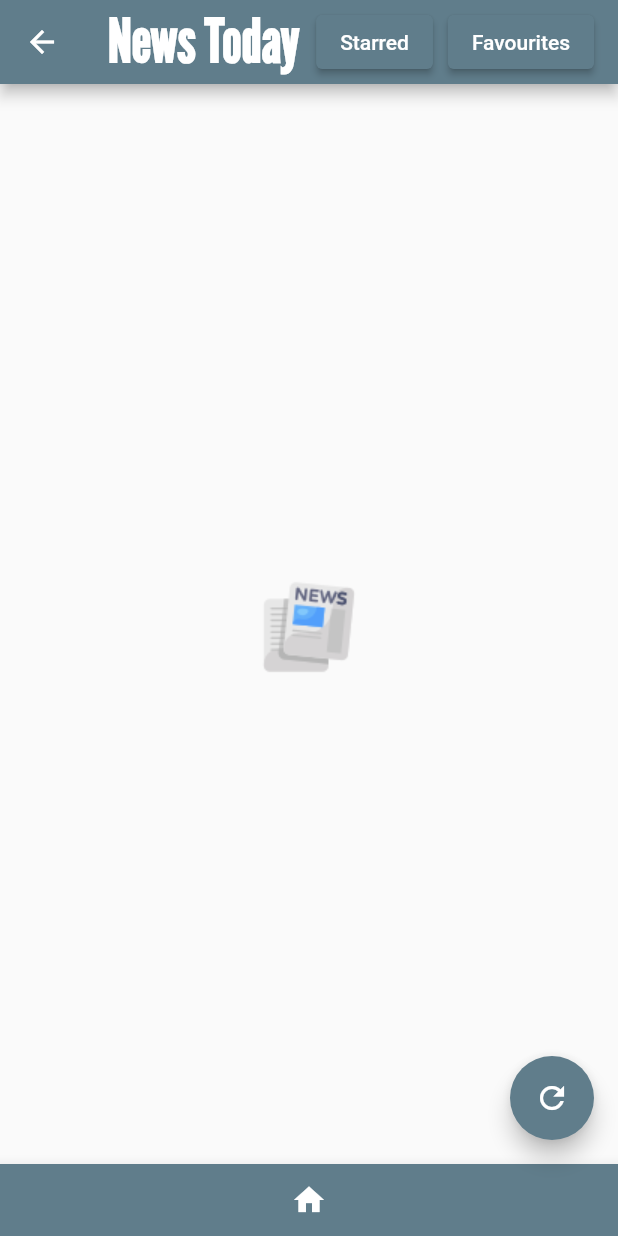
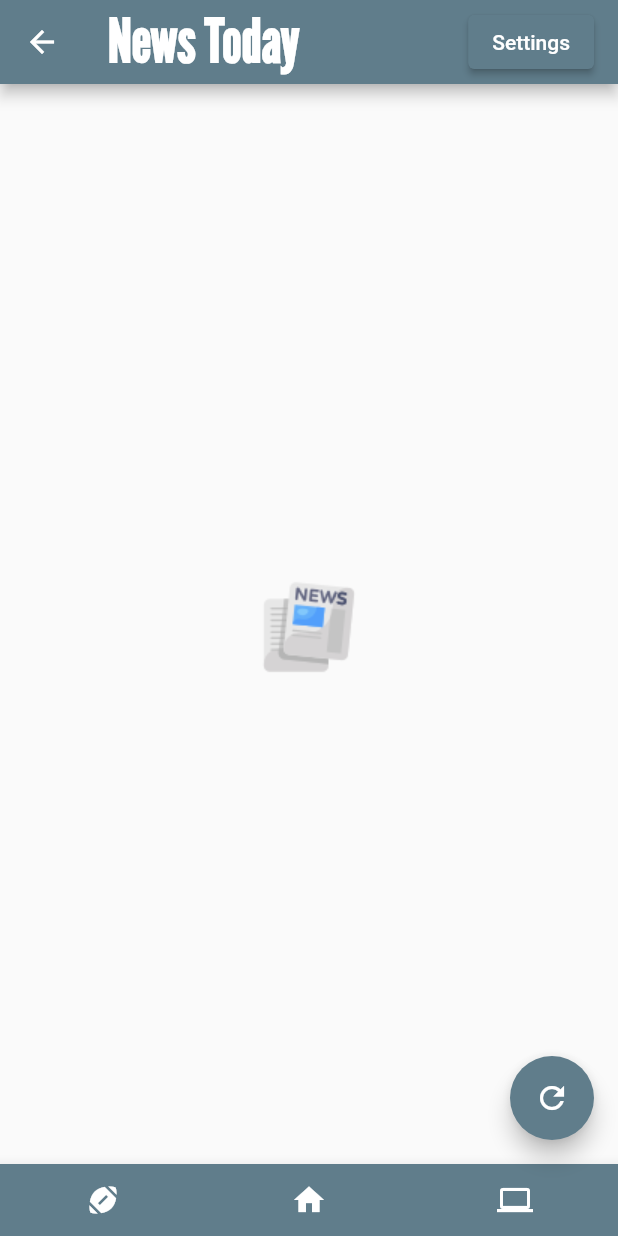
Before and after one commit to cc-dev-65535/flutter-mobile-application, a Flutter app: the MyHomePage screen opened by its route, on a phone screen of 412 x 824 dp. Run offline on Flutter 3.47's test engine with Material 2 defaults, Android fonts, the phone set to English and light mode, and no system bars; network calls fail; statements that could not run were skipped.

Commit message:
Fix code formatting

```diff
--- a/lib/main.dart
+++ b/lib/main.dart
@@ -6,6 +6,7 @@ import 'package:my_app/widget/news_list.dart';
 import 'package:my_app/utils/routes.dart';
 import 'package:my_app/widget/starred_page.dart';
 import 'package:my_app/widget/favourite_page.dart';
+import 'package:my_app/widget/settings_page.dart';
 import 'package:my_app/services/services.dart';
 import 'package:my_app/controllers/articles.dart';
 import 'package:my_app/models/newsItem.dart';
@@ -15,7 +16,8 @@ void main() {
   var controller = ArticleController(services);
 
   WidgetsFlutterBinding.ensureInitialized();
-  SystemChrome.setPreferredOrientations([DeviceOrientation.portraitUp, DeviceOrientation.portraitDown])
+  SystemChrome.setPreferredOrientations(
+          [DeviceOrientation.portraitUp, DeviceOrientation.portraitDown])
       .then((_) => runApp(
             MyApp(controller: controller),
           ));
@@ -34,9 +36,17 @@ class MyApp extends StatelessWidget {
         primarySwatch: Colors.blueGrey,
       ),
       routes: {
-        Routes.homePage: (context) => MyHomePage(title: 'News Today', controller: controller),//PageContainer(pageType: PageType.HomePage),
-        Routes.starredPage: (context) => StarredPage(title: 'Starred'),//PageContainer(pageType: PageType.FirstPage),
-        Routes.favouritePage: (context) => FavouritePage(title: 'Favourites'),//PageContainer(pageType: PageType.SecondPage),
+        Routes.homePage: (context) => MyHomePage(
+            title: 'News Today',
+            controller:
+                controller), //PageContainer(pageType: PageType.HomePage),
+        Routes.starredPage: (context) => StarredPage(
+            title: 'Starred'), //PageContainer(pageType: PageType.FirstPage),
+        Routes.favouritePage: (context) => FavouritePage(
+            title:
+                'Favourites'), //PageContainer(pageType: PageType.SecondPage),
+        Routes.settingsPage: (context) => SettingPage(
+            title: 'Settings'), //PageContainer(pageType: PageType.SecondPage),
       },
       //home: MyHomePage(title: 'News Today', controller: controller),
       initialRoute: Routes.homePage,
@@ -55,15 +65,18 @@ class MyHomePage extends StatefulWidget {
 }
 
 class _MyHomePageState extends State<MyHomePage> {
-
   bool isLoading = false;
   List<NewsItem> articles = [];
 
-  Widget get innerWidget => isLoading ? CircularProgressIndicator() : Expanded(child: NewsList(articles : articles));
+  Widget get innerWidget => isLoading
+      ? CircularProgressIndicator()
+      : Expanded(child: NewsList(articles: articles));
 
   void initState() {
     super.initState();
-    widget.controller.onSync.listen((bool syncState) => setState(() { isLoading = syncState; }));
+    widget.controller.onSync.listen((bool syncState) => setState(() {
+          isLoading = syncState;
+        }));
     _getArticles();
   }
 
@@ -78,26 +91,30 @@ class _MyHomePageState extends State<MyHomePage> {
       appBar: AppBar(
         title: Row(
           mainAxisAlignment: MainAxisAlignment.spaceBetween,
-          children: <Widget>[ Text(widget.title,
-            style: const TextStyle(fontWeight: FontWeight.bold,
+          children: <Widget>[
+            Text(
+              widget.title,
+              style: const TextStyle(
+                fontWeight: FontWeight.bold,
                 fontFamily: 'LeagueGothic',
-              fontSize: 40,),
+                fontSize: 40,
+              ),
             ),
             Row(
               mainAxisAlignment: MainAxisAlignment.start,
               children: <Widget>[
-                Container(
-                  margin: EdgeInsets.fromLTRB(0,0,10.0,0),
-                  child: ElevatedButton(
-                    onPressed: () => Navigator.pushNamed(context, Routes.starredPage),
-                    child: Text("Starred")
-                  )),
+                // Container(
+                //     margin: EdgeInsets.fromLTRB(0, 0, 10.0, 0),
+                //     child: ElevatedButton(
+                //         onPressed: () =>
+                //             Navigator.pushNamed(context, Routes.starredPage),
+                //         child: Text("Starred"))),
                 Container(
                     //margin: EdgeInsets.fromLTRB(0,0,10.0,0),
                     child: ElevatedButton(
-                      onPressed: () => Navigator.pushNamed(context, Routes.favouritePage),
-                      child: Text("Favourites")
-                    )),
+                        onPressed: () =>
+                            Navigator.pushNamed(context, Routes.settingsPage),
+                        child: Text("Settings"))),
               ],
             ),
           ],
@@ -105,15 +122,16 @@ class _MyHomePageState extends State<MyHomePage> {
       ),
       body: Stack(
         children: <Widget>[
-              Positioned (
+          Positioned(
             top: (MediaQuery.of(context).size.height * 0.5) - 100.0,
             left: (MediaQuery.of(context).size.width * 0.5) - 50.0,
             child: Image.asset(
               'lib/images/news.png',
               width: 100.0,
-                  height: 100.0,),
+              height: 100.0,
             ),
-                Positioned (
+          ),
+          Positioned(
             top: 0.0,
             height: MediaQuery.of(context).size.height,
             width: MediaQuery.of(context).size.width,
@@ -134,15 +152,41 @@ class _MyHomePageState extends State<MyHomePage> {
       ),
       bottomNavigationBar: BottomAppBar(
           color: Colors.blueGrey,
-              child: Container(
+          child: Row(
+            mainAxisAlignment: MainAxisAlignment.spaceAround,
+            children: <Widget>[
+              Container(
                   child: TextButton(
-                  onPressed: () => Navigator.popUntil(context, ModalRoute.withName(Routes.homePage)),
-                  child: Icon(Icons.home,
+                onPressed: () => Navigator.popUntil(
+                    context, ModalRoute.withName(Routes.homePage)),
+                child: Icon(
+                  Icons.sports_football,
                   color: Colors.white,
                   size: 24.0,
                 ),
               )),
+              Container(
+                  child: TextButton(
+                onPressed: () => Navigator.popUntil(
+                    context, ModalRoute.withName(Routes.homePage)),
+                child: Icon(
+                  Icons.home,
+                  color: Colors.white,
+                  size: 24.0,
                 ),
+              )),
+              Container(
+                  child: TextButton(
+                onPressed: () => Navigator.popUntil(
+                    context, ModalRoute.withName(Routes.homePage)),
+                child: Icon(
+                  Icons.computer,
+                  color: Colors.white,
+                  size: 24.0,
+                ),
+              )),
+            ],
+          )),
     );
   }
 }
--- a/lib/models/newsItem.dart
+++ b/lib/models/newsItem.dart
@@ -7,7 +7,8 @@ class NewsItem {
   final String publishedAt;
   final String content;
 
-  NewsItem(this.author, this.title, this.url, this.urlToImage, this.publishedAt, this.content);
+  NewsItem(this.author, this.title, this.url, this.urlToImage, this.publishedAt,
+      this.content);
   //NewsItem(this.author, this.title, this.publishedAt, this.content);
 
   factory NewsItem.fromJson(Map<String, dynamic> json) {
@@ -18,7 +19,6 @@ class NewsItem {
         json['url'].toString() as String,
         json['urlToImage'].toString() as String,
         json['publishedAt'].toString() as String,
-      json['content'].toString() as String
-    );
+        json['content'].toString() as String);
   }
 }
--- a/lib/utils/routes.dart
+++ b/lib/utils/routes.dart
@@ -2,4 +2,5 @@ class Routes {
   static final homePage = '/home';
   static final starredPage = '/starred';
   static final favouritePage = '/favourite';
+  static final settingsPage = '/settings';
 }
```
Also changed, not shown: lib/services/services.dart (+3 -4 lines), lib/widget/favourite_page.dart (+22 -17 lines), lib/widget/news_list.dart (+31 -14 lines), lib/widget/settings_page.dart (added, +107 -0 lines), lib/widget/starred_page.dart (+22 -17 lines). Lines whose indentation alone changed are shown as unchanged.
